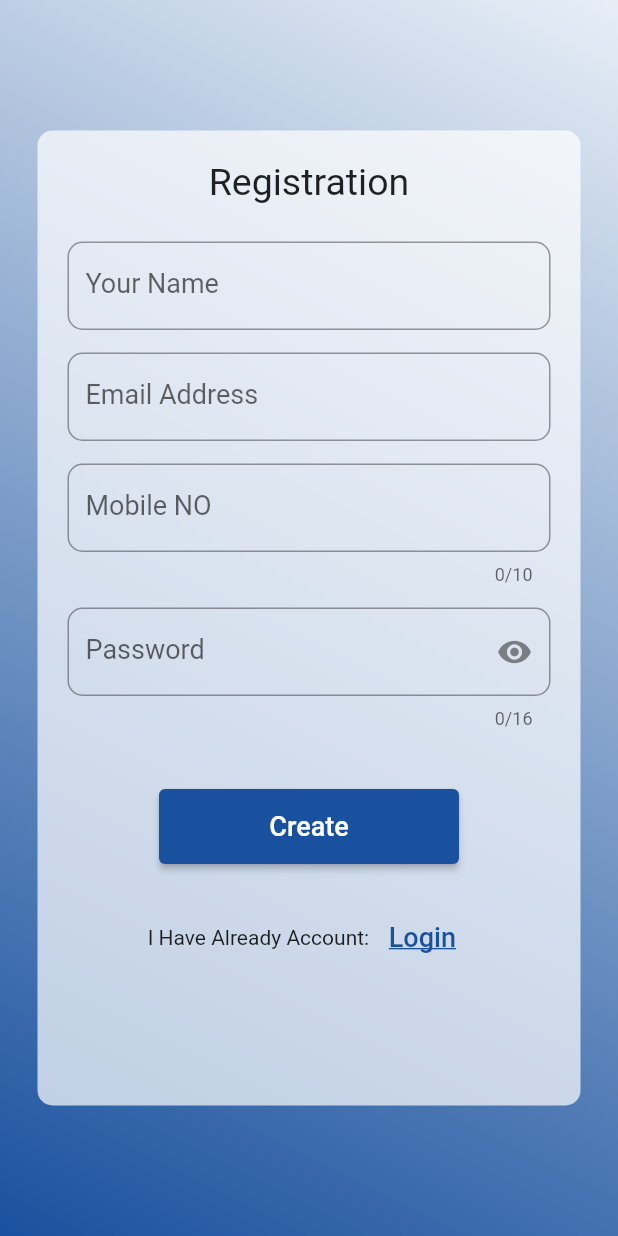
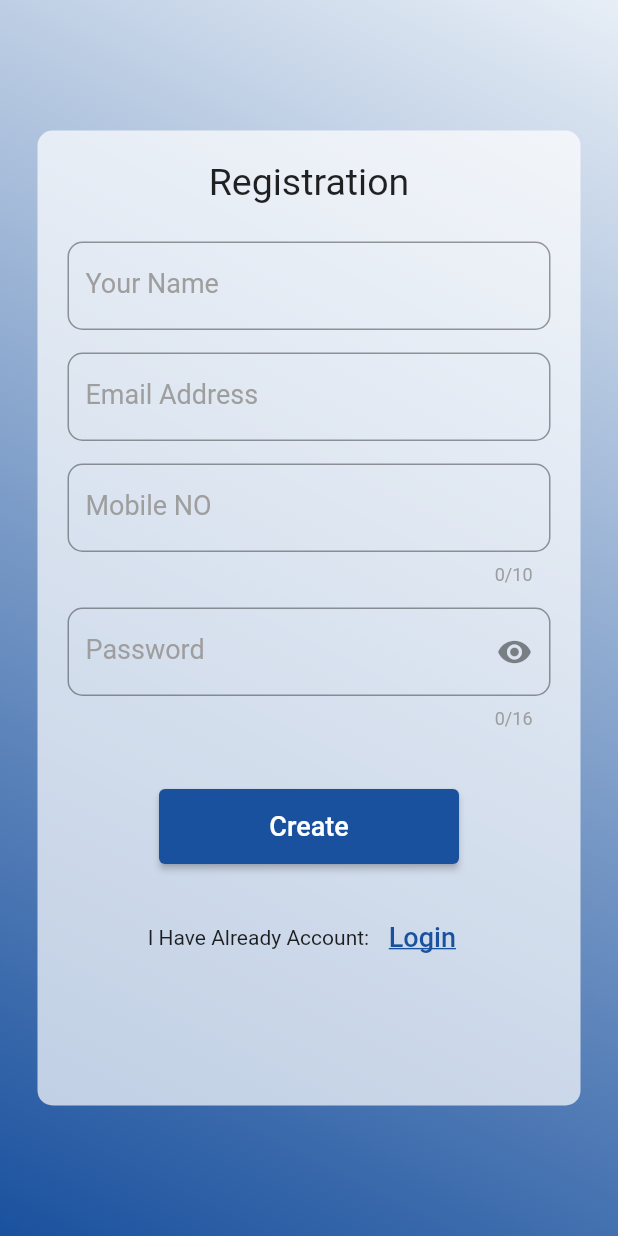
Before and after one commit to guddulawaniya/flutter_moec, a Flutter app: the Registration screen opened directly, on a phone screen of 412 x 824 dp. Run offline on Flutter 3.47's test engine with Material 2 defaults, Android fonts, the light colour scheme and no system bars; our stand-ins replace carousel_slider, fluttertoast, lottie, page_transition; network calls fail.

Commit message:
10-08-2023

```diff
--- /dev/null
+++ b/lib/ThemeFile.dart
@@ -0,0 +1,83 @@
+import 'dart:ui';
+
+import 'package:flutter/material.dart';
+
+class Apptheme {
+  Apptheme._();
+
+  static Color _iconColor = Colors.grey;
+  static const Color _lightPrimaryColor = Color(0xFF1A519E);
+  static const Color _lightPrimaryVariantColor = Color(0xFF2B69C0);
+  static const Color _lightSecondaryColor = Color(0xFFAB2626);
+  static const Color _lightOnPrimaryColor =  Color(0xFF1A519E);
+
+
+  static const Color _darkPrimaryColor = Colors.white24;
+  static const Color _darkPrimaryVariantColor = Colors.black;
+  static const Color _darkSecondaryColor = Color(0xFF1A519E);
+  static const Color _darkOnPrimaryColor = Colors.white;
+
+  static final ThemeData lightTheme = ThemeData(
+      appBarTheme: AppBarTheme(
+        titleTextStyle: TextStyle(
+            color: _darkSecondaryColor,
+            fontFamily: "Roboto",
+            fontWeight: FontWeight.bold,
+            fontSize: 16),
+        color: _lightPrimaryVariantColor,
+        iconTheme: IconThemeData(color: _lightOnPrimaryColor),
+      ),
+      colorScheme: ColorScheme.light(
+        primary: _lightPrimaryColor,
+        primaryVariant: _lightPrimaryVariantColor,
+        secondary: _lightSecondaryColor,
+        onPrimary: _lightOnPrimaryColor,
+      ),
+      hintColor: Colors.grey,
+      iconTheme: IconThemeData(
+        color: _iconColor,
+      ),
+
+      textTheme: _lightTextTheme,
+      dividerTheme: DividerThemeData(color: Colors.black12));
+
+
+
+
+
+  static final ThemeData darkTheme = ThemeData(
+      scaffoldBackgroundColor: _darkPrimaryVariantColor,
+      appBarTheme: AppBarTheme(
+        color: _darkPrimaryVariantColor,
+        iconTheme: IconThemeData(color: _darkOnPrimaryColor),
+      ),
+      colorScheme: ColorScheme.dark(
+        primary: _darkPrimaryColor,
+        primaryVariant: _darkPrimaryVariantColor,
+        secondary: _darkSecondaryColor,
+        onPrimary: _darkOnPrimaryColor,
+        background: Colors.white12,
+      ),
+      iconTheme: IconThemeData(
+        color: _iconColor,
+      ),
+      textTheme: _darkTextTheme,
+      dividerTheme: DividerThemeData(color: Colors.black));
+
+  static final TextTheme _lightTextTheme = TextTheme(
+    headline1: _lightScreenHeading1TextStyle,
+  );
+
+  static final TextTheme _darkTextTheme = TextTheme(
+    headline1: _darkScreenHeading1TextStyle,
+  );
+
+  static final TextStyle _lightScreenHeading1TextStyle = TextStyle(
+      fontSize: 26.0,
+      fontWeight: FontWeight.bold,
+      color: _lightOnPrimaryColor,
+      fontFamily: "Roboto");
+
+  static final TextStyle _darkScreenHeading1TextStyle =
+      _lightScreenHeading1TextStyle.copyWith(color: _darkOnPrimaryColor);
+}
--- a/lib/dashboardPage1.dart
+++ b/lib/dashboardPage1.dart
@@ -239,7 +239,8 @@ class Dashboard extends StatelessWidget {
                       margin: EdgeInsets.only(left: 16, right: 16, top: 10),
                       child: Text(
                         "Quick Actions",
-                        style: TextStyle(fontWeight: FontWeight.bold, fontSize: 18),
+                        style:
+                        TextStyle(fontWeight: FontWeight.bold, fontSize: 18),
                       ),
                     ),
                     Container(
--- a/lib/main.dart
+++ b/lib/main.dart
@@ -5,7 +5,7 @@ import 'package:demo/sidenav_bar.dart';
 import 'package:demo/splash.dart';
 import 'package:flutter/material.dart';
 import 'package:fluttertoast/fluttertoast.dart';
-
+import 'ThemeFile.dart';
 import 'application.dart';
 import 'community.dart';
 import 'insight.dart';
@@ -29,19 +29,7 @@ class MyApp extends StatelessWidget {
       },
       title: 'Dashboard',
       debugShowCheckedModeBanner: false,
-      theme: ThemeData(
-          colorScheme: ColorScheme(
-              onBackground: Colors.black45,
-              brightness: Brightness.light,
-              background: Colors.white70,
-              primary: Color.fromARGB(255, 26, 81, 158),
-              secondary: Color.fromARGB(255, 171, 38, 38),
-              onPrimary: Color.fromARGB(255, 26, 81, 158),
-              onSecondary: Colors.white,
-              error: Colors.red,
-              onError: Colors.white,
-              surface: Colors.white70,
-              onSurface: Colors.black45)),
+      theme: Apptheme.lightTheme,
       home: const MyHomePage(title: 'Student Dashboard'),
     );
   }
--- a/lib/new_application.dart
+++ b/lib/new_application.dart
@@ -7,6 +7,7 @@ class new_application extends StatelessWidget {
   Widget build(BuildContext context) {
     return Scaffold(
       appBar: AppBar(
+
         titleTextStyle: TextStyle(color: Colors.white, fontSize: 18),
         backgroundColor: Theme
             .of(context)
```
